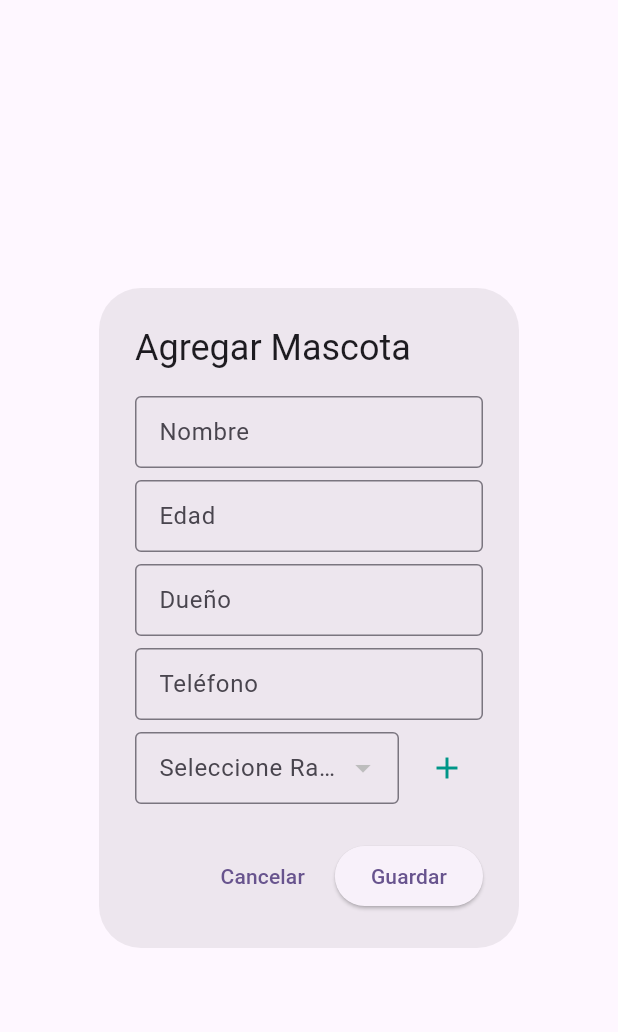
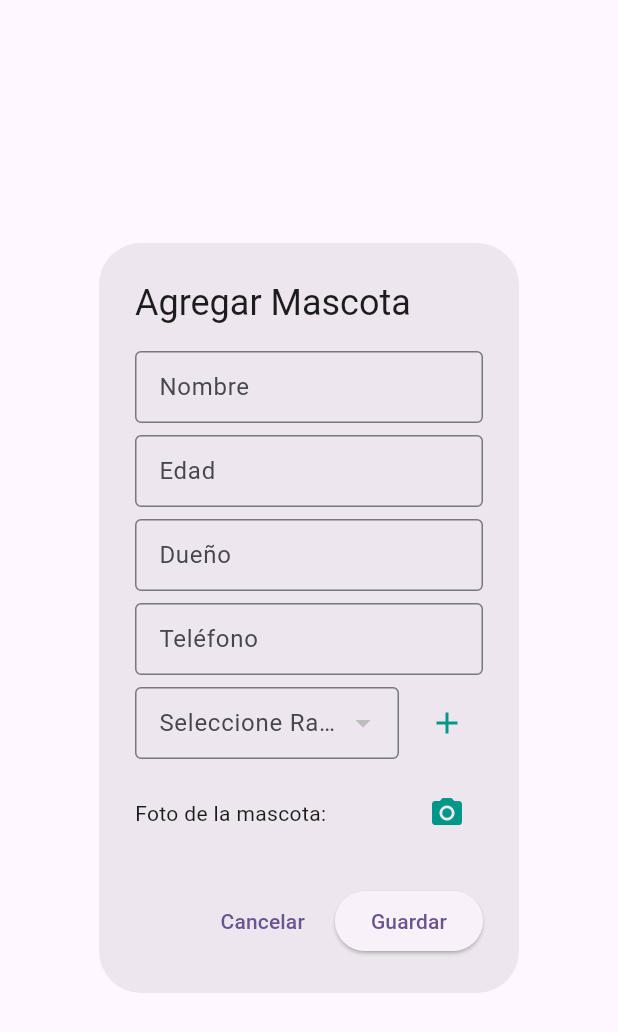
Before and after one commit to LFPINOSC/mascotas, a Flutter app: the IngresoMascotaDialog widget shown alone on an empty page, opened directly, on a phone screen of 412 x 824 dp. Shown: the top 1032 px of the screen. Run offline on Flutter 3.47's test engine with Material 3 defaults, Android fonts, the phone set to English and light mode, and no system bars; our stand-ins replace image_picker, sqflite; accounts and stored records are empty.

Commit message:
guardar 27-10-2025

```diff
--- a/lib/BD/db_helper.dart
+++ b/lib/BD/db_helper.dart
@@ -34,6 +34,7 @@ class DbHelper {
           edad INTEGER,
           duenio TEXT,
           telefono TEXT,
+          imagen TEXT,
           razaid INTEGER,
           FOREIGN KEY(razaid) REFERENCES raza(id)
         )
@@ -55,7 +56,8 @@ class DbHelper {
       'edad':mascota.edad,
       'duenio':mascota.duenio,
       'telefono': mascota.telefono,
-      'razaid':mascota.raza.id
+      'razaid':mascota.raza.id,
+      'imagen': mascota.imagen,
     });
   }
   Future<List<Mascota>> obtenerMascotas(List<Raza> razas) async{
@@ -69,7 +71,8 @@ class DbHelper {
         edad: m['edad'],
         raza: raza,
         duenio: m['duenio'],
-        telefono: m['telefono']
+        telefono: m['telefono'],
+        imagen: m['imagen'],
       );
     }).toList();
   }
--- a/lib/models/mascota.dart
+++ b/lib/models/mascota.dart
@@ -1,12 +1,13 @@
 import 'raza.dart';
 
 class Mascota {
-  int id;
-  String nombre;
-  int edad;
-  Raza raza;
-  String duenio;
-  String telefono;
+  final int id;
+  final String nombre;
+  final int edad;
+  final Raza raza;
+  final String duenio;
+  final String telefono;
+  final String? imagen;
 
   Mascota({
     required this.id,
@@ -15,5 +16,6 @@ class Mascota {
     required this.raza,
     required this.duenio,
     required this.telefono,
+    this.imagen
   });
 }
--- a/lib/providers/mascotas_providerbd.dart
+++ b/lib/providers/mascotas_providerbd.dart
@@ -10,7 +10,16 @@ class  MascotaProviderBD extends ChangeNotifier {
   List<Mascota> get mascota => _mascotas;
 
   Future<void> cargarMascota(List<Raza> razas) async{
-    _mascotas= await _dbHelper.obtenerMascotas(razas);
+    _mascotas = await _dbHelper.obtenerMascotas(razas);
+    for (var mascota in _mascotas) {
+      print("Mascota: ${mascota.nombre}");
+
+      if (mascota.imagen != null && mascota.imagen!.isNotEmpty) {
+        print("Imagen Base64 (primeros 20 caracteres): ${mascota.imagen!.substring(0, 20)}...");
+      } else {
+        print("Sin imagen");
+      }
+    }
     notifyListeners();
   }
   Future<void> agregarMascota({
@@ -20,12 +29,14 @@ class  MascotaProviderBD extends ChangeNotifier {
     required String telefono,
     required Raza raza,
     required List<Raza> razas,
+    String? imagen,
   }) async {
     final mascota= Mascota(id: 0,
     nombre: nombre,
     edad: edad,
     raza: raza, duenio:
-    duenio, telefono: telefono);
+    duenio, telefono: telefono,imagen: imagen);
+    print("Imagen Base64 guardando la imagen: ${imagen!.substring(0, 20)}...");
     await _dbHelper.insertarMascota(mascota);
     await cargarMascota(razas);
   }
--- a/lib/screens/ingreso_mascota_dialog.dart
+++ b/lib/screens/ingreso_mascota_dialog.dart
@@ -1,9 +1,13 @@
+import 'dart:convert';
+import 'dart:io';
+
 import 'package:flutter/material.dart';
-import 'package:mascotas/providers/mascotas_providerbd.dart';
-import 'package:mascotas/providers/razas_providerbd.dart';
+import 'package:image_picker/image_picker.dart';
 import 'package:provider/provider.dart';
 import '../models/mascota.dart';
 import '../models/raza.dart';
+import '../providers/mascotas_providerbd.dart';
+import '../providers/razas_providerbd.dart';
 import '../widget/custom_text_field.dart';
 import 'ingreso_raza_dialog.dart';
 
@@ -25,37 +29,61 @@ class _IngresoMascotaDialogState extends State<IngresoMascotaDialog> {
   late TextEditingController telefonoCtrl;
   Raza? razaSeleccionada;
 
+  File? _imagenFile;
+  String? _imagenBase64;
+
   @override
   void initState() {
     super.initState();
     nombreCtrl = TextEditingController(text: widget.mascota?.nombre ?? '');
-    edadCtrl = TextEditingController(text: widget.mascota?.edad.toString() ?? '');
+    edadCtrl = TextEditingController(
+        text: widget.mascota?.edad.toString() ?? '');
     duenioCtrl = TextEditingController(text: widget.mascota?.duenio ?? '');
     telefonoCtrl = TextEditingController(text: widget.mascota?.telefono ?? '');
     razaSeleccionada = widget.mascota?.raza;
+
+    if (widget.mascota?.imagen != null) {
+      _imagenBase64 = widget.mascota!.imagen;
+      // Para mostrar en preview si ya tiene imagen
+      _imagenFile = null; // Opcional, solo usamos Base64
+    }
   }
 
-  Future<void> _agregarNuevaRaza(BuildContext context, RazasProviderBD razasProvider) async {
-    // Guardamos temporalmente los datos del formulario
+  Future<void> _agregarNuevaRaza(
+      BuildContext context, RazasProviderBD razasProvider) async {
     final nombreTemp = nombreCtrl.text;
     final edadTemp = edadCtrl.text;
     final duenioTemp = duenioCtrl.text;
     final telefonoTemp = telefonoCtrl.text;
-
 
     await showDialog(
       context: context,
       builder: (_) => const IngresoRazaDialog(),
     );
 
-
     nombreCtrl.text = nombreTemp;
     edadCtrl.text = edadTemp;
     duenioCtrl.text = duenioTemp;
     telefonoCtrl.text = telefonoTemp;
 
+    setState(() {});
+  }
 
-    setState(() {});
+  Future<void> _tomarFoto() async {
+    final picker = ImagePicker();
+    final pickedFile = await picker.pickImage(source: ImageSource.camera);
+
+    if (pickedFile != null) {
+      final bytes = await pickedFile.readAsBytes();
+      setState(() {
+        _imagenFile = File(pickedFile.path);
+        _imagenBase64 = base64Encode(bytes);
+
+        print("Imagen Base64: ${_imagenBase64!.substring(0, 20)}...");
+      });
+    } else {
+      print("No se seleccionó ninguna imagen");
+    }
   }
 
   @override
@@ -64,7 +92,7 @@ class _IngresoMascotaDialogState extends State<IngresoMascotaDialog> {
     final razasProvider = Provider.of<RazasProviderBD>(context, listen: false);
 
     return AlertDialog(
-      title: Text(widget.mascota == null ? 'Agregar Mascota' : 'Modificar Mascota'),
+      title: Text(widget.mascota == null ? 'Agregar Mascota' : 'Editar Mascota'),
       content: SingleChildScrollView(
         child: Form(
           key: _formKey,
@@ -74,7 +102,8 @@ class _IngresoMascotaDialogState extends State<IngresoMascotaDialog> {
               CustomTextField(
                 controller: nombreCtrl,
                 label: 'Nombre',
-                validator: (value) => (value == null || value.isEmpty) ? 'Ingrese un nombre' : null,
+                validator: (value) =>
+                    (value == null || value.isEmpty) ? 'Ingrese un nombre' : null,
               ),
               const SizedBox(height: 8),
               CustomTextField(
@@ -91,14 +120,16 @@ class _IngresoMascotaDialogState extends State<IngresoMascotaDialog> {
               CustomTextField(
                 controller: duenioCtrl,
                 label: 'Dueño',
-                validator: (value) => (value == null || value.isEmpty) ? 'Ingrese el dueño' : null,
+                validator: (value) =>
+                    (value == null || value.isEmpty) ? 'Ingrese el dueño' : null,
               ),
               const SizedBox(height: 8),
               CustomTextField(
                 controller: telefonoCtrl,
                 label: 'Teléfono',
                 keyboardType: TextInputType.phone,
-                validator: (value) => (value == null || value.isEmpty) ? 'Ingrese teléfono' : null,
+                validator: (value) =>
+                    (value == null || value.isEmpty) ? 'Ingrese teléfono' : null,
               ),
               const SizedBox(height: 8),
               Row(
@@ -108,11 +139,13 @@ class _IngresoMascotaDialogState extends State<IngresoMascotaDialog> {
                       decoration: const InputDecoration(
                         labelText: 'Seleccione Raza',
                         border: OutlineInputBorder(),
-                        contentPadding: EdgeInsets.symmetric(horizontal: 12, vertical: 8),
+                        contentPadding:
+                            EdgeInsets.symmetric(horizontal: 12, vertical: 8),
                       ),
                       value: razaSeleccionada,
                       items: razasProvider.razas
-                          .map((r) => DropdownMenuItem(value: r, child: Text(r.nombre)))
+                          .map((r) => DropdownMenuItem(
+                              value: r, child: Text(r.nombre)))
                           .toList(),
                       onChanged: (value) => setState(() => razaSeleccionada = value),
                       validator: (value) => value == null ? 'Seleccione una raza' : null,
@@ -126,16 +159,42 @@ class _IngresoMascotaDialogState extends State<IngresoMascotaDialog> {
                   ),
                 ],
               ),
+              const SizedBox(height: 12),
+              Row(
+                mainAxisAlignment: MainAxisAlignment.spaceBetween,
+                children: [
+                  const Text('Foto de la mascota:'),
+                  IconButton(
+                    icon: const Icon(Icons.camera_alt, color: Colors.teal),
+                    onPressed: _tomarFoto,
+                  ),
+                ],
+              ),
+              if (_imagenBase64 != null)
+                Padding(
+                  padding: const EdgeInsets.symmetric(vertical: 8),
+                  child: ClipRRect(
+                    borderRadius: BorderRadius.circular(8),
+                    child: Image.memory(
+                      base64Decode(_imagenBase64!),
+                      width: 100,
+                      height: 100,
+                      fit: BoxFit.cover,
+                    ),
+                  ),
+                ),
             ],
           ),
         ),
       ),
       actions: [
-        TextButton(onPressed: () => Navigator.pop(context), child: const Text('Cancelar')),
+        TextButton(
+          onPressed: () => Navigator.pop(context),
+          child: const Text('Cancelar'),
+        ),
         ElevatedButton(
           onPressed: () {
             if (!_formKey.currentState!.validate()) return;
-
             final nombre = nombreCtrl.text.trim();
             final edad = int.tryParse(edadCtrl.text.trim()) ?? 0;
             final duenio = duenioCtrl.text.trim();
@@ -149,10 +208,12 @@ class _IngresoMascotaDialogState extends State<IngresoMascotaDialog> {
                 telefono: telefono,
                 raza: razaSeleccionada!,
                 razas: razasProvider.razas,
-
+                imagen: _imagenBase64,
               );
+              print("Imagen Base64 guardando la imagen: ${_imagenBase64!.substring(0, 20)}...");
+            } else {
+              // Para editar: puedes agregar un método de actualizar en tu provider
             }
-
 
             Navigator.pop(context);
           },
--- a/pubspec.yaml
+++ b/pubspec.yaml
@@ -33,6 +33,7 @@ dependencies:
   provider: ^6.0.5
   sqflite: ^2.3.3
   path: ^1.9.0
+  image_picker: ^1.1.0
   # The following adds the Cupertino Icons font to your application.
   # Use with the CupertinoIcons class for iOS style icons.
   cupertino_icons: ^1.0.8
```
Also changed, not shown: lib/widget/custom_list_widget.dart (+26 -1 lines), pubspec.lock.
